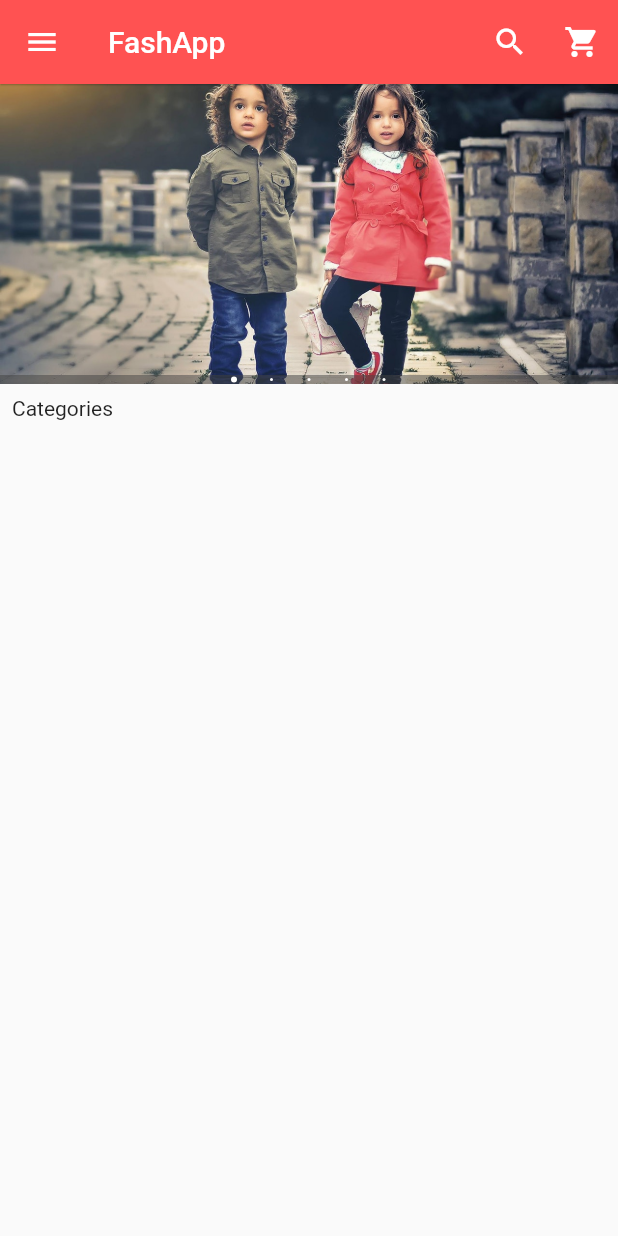
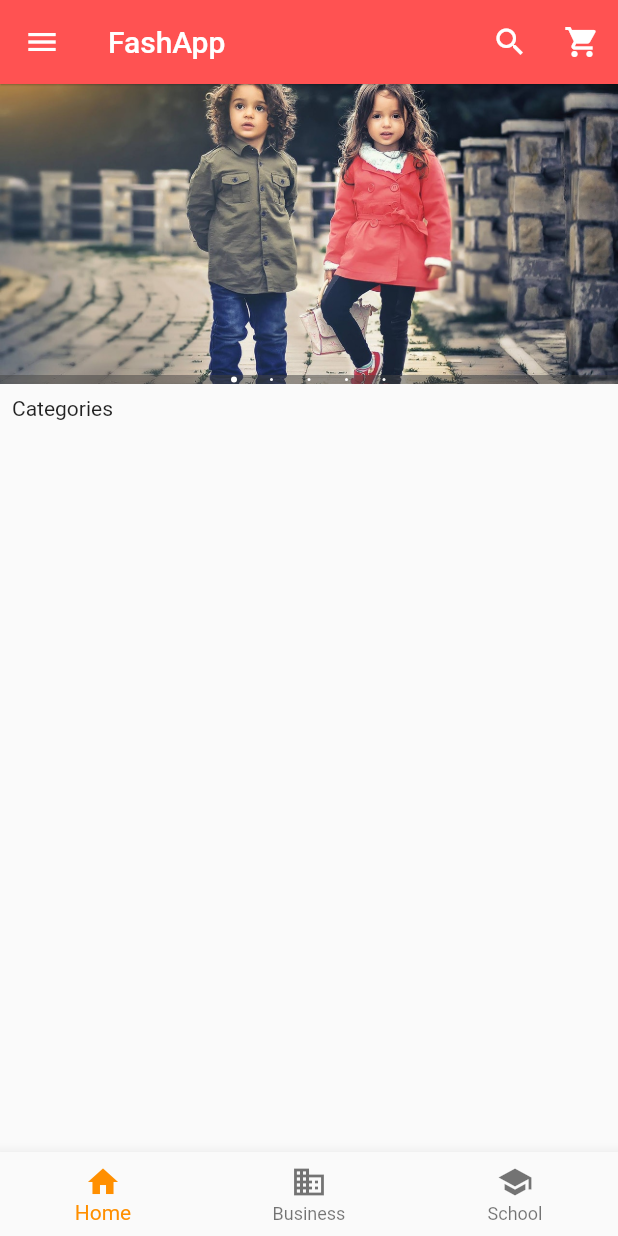
Before and after one commit to preshen-goobiah/FlutterShopApp, a Flutter app: the screen it shows after launch, on a phone screen of 412 x 824 dp. Run offline on Flutter 3.47's test engine with Material 2 defaults, Android fonts, the phone set to English and light mode, and no system bars; drawn by our look-alikes of carousel_pro.

```diff
--- a/lib/home.dart
+++ b/lib/home.dart
@@ -2,7 +2,6 @@ import 'package:flutter/material.dart';
 import 'package:carousel_pro/carousel_pro.dart';
 
 // helper files
-
 import 'components/horizontal_listview.dart';
 
 /*class HomePage extends StatelessWidget {
@@ -153,6 +152,24 @@ class _HomePageState extends State<HomePage>
 
         ],
       ),
+      bottomNavigationBar: BottomNavigationBar(
+        items: const <BottomNavigationBarItem>[
+          BottomNavigationBarItem(
+            icon: Icon(Icons.home),
+            title: Text('Home'),
+          ),
+          BottomNavigationBarItem(
+            icon: Icon(Icons.business),
+            title: Text('Business'),
+          ),
+          BottomNavigationBarItem(
+            icon: Icon(Icons.school),
+            title: Text('School'),
+          ),
+        ],
+        selectedItemColor: Colors.amber[800],
+
+      ),
     );
   }
 }
```
